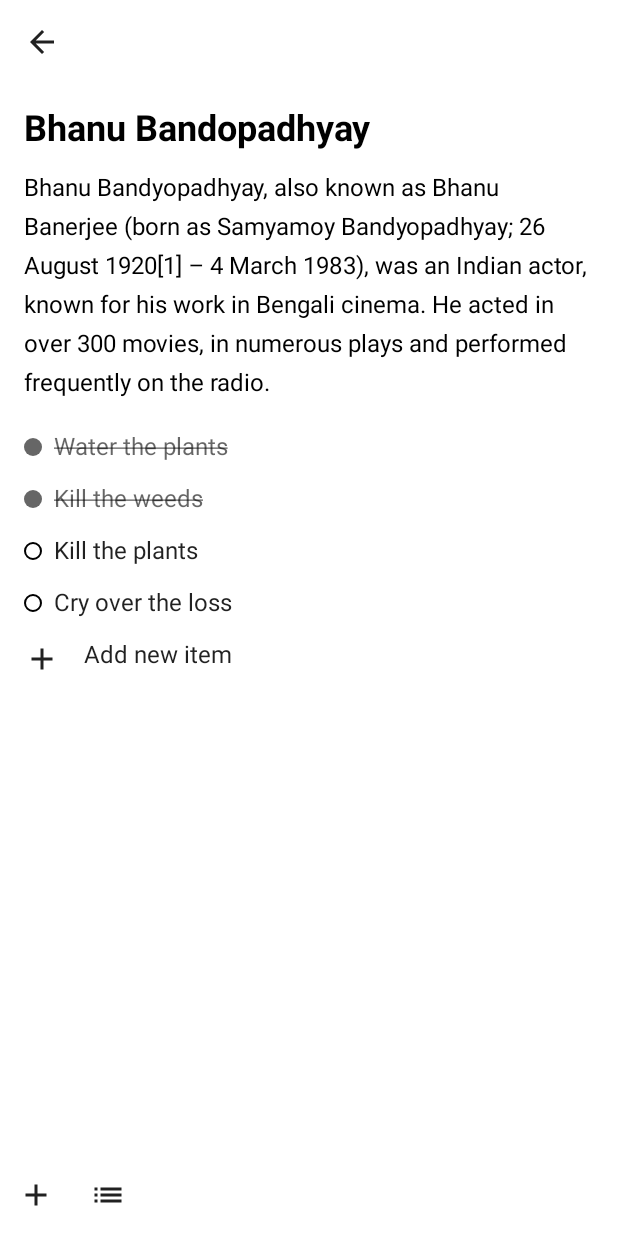
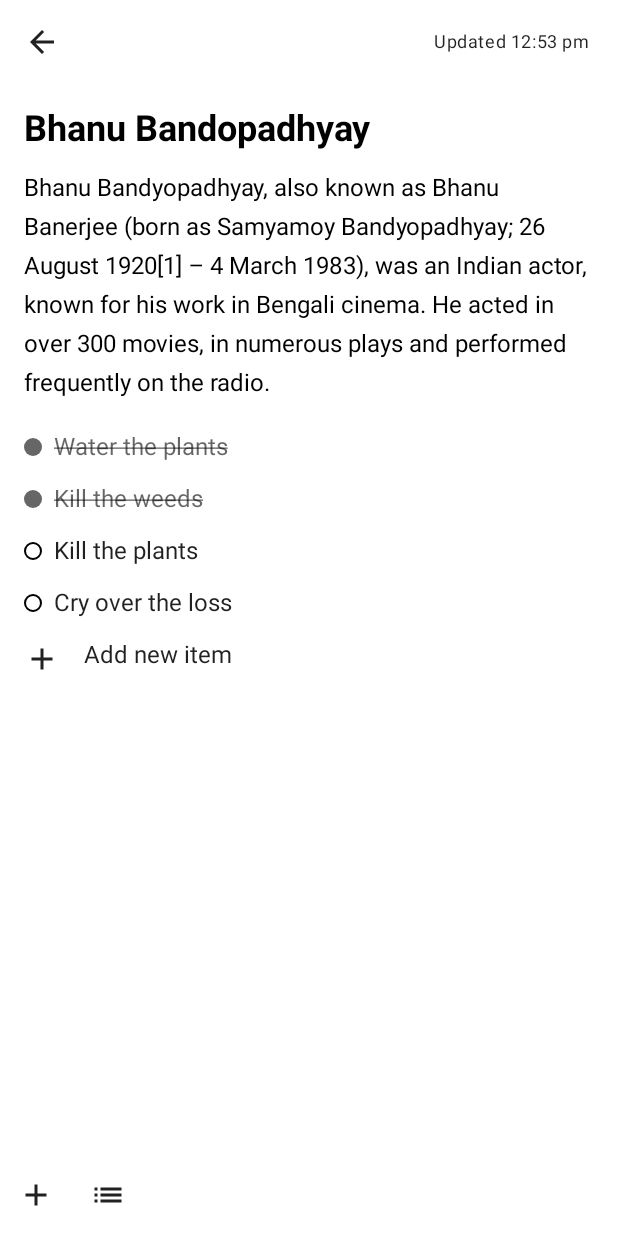
Before and after one commit to tamal8730/NoteIt, an Android app built with Jetpack Compose: the screen it shows after launch (MainActivity), after a tap on "Bhanu Bandopadhyay", on a phone screen of 412 x 824 dp. Run offline under Robolectric (Android 15) with nearby library versions, the phone set to English and light mode, and no system bars; our stand-ins replace accompanist; libraries missing offline, so code that uses them is left out: com.skydoves.landscapist; 4 statements that could not run were skipped.

Commit message:
feat: autosave note while editing

```diff
--- a/app/src/main/java/com/github/tamal8730/noteit/core/navigation/NavGraph.kt
+++ b/app/src/main/java/com/github/tamal8730/noteit/core/navigation/NavGraph.kt
@@ -12,6 +12,7 @@ import com.github.tamal8730.noteit.feature_arrange_notes.util.last_edit_datetime
 import com.github.tamal8730.noteit.feature_arrange_notes.view.notes_grid_screen.NotesGridScreen
 import com.github.tamal8730.noteit.feature_arrange_notes.view_model.NotesGridScreenViewModelFactory
 import com.github.tamal8730.noteit.feature_edit_note.repository.impl.NoteEditRepositoryImpl
+import com.github.tamal8730.noteit.feature_edit_note.util.LastUpdatedDateTimeFormatter
 import com.github.tamal8730.noteit.feature_edit_note.view.note_edit_screen.NoteEditScreen
 import com.github.tamal8730.noteit.feature_edit_note.view_model.NoteEditScreenViewModelFactory
 
@@ -56,7 +57,8 @@ fun SetupNavGraph(navController: NavHostController) {
                 viewModel = viewModel(
                     factory = NoteEditScreenViewModelFactory(
                         noteEditRepository = NoteEditRepositoryImpl(),
-                        noteID = noteID
+                        noteID = noteID,
+                        lastUpdateTimestampFormatter = LastUpdatedDateTimeFormatter()
                     )
                 ),
                 onBack = {
--- /dev/null
+++ b/app/src/main/java/com/github/tamal8730/noteit/feature_edit_note/util/LastUpdatedDateTimeFormatter.kt
@@ -0,0 +1,52 @@
+package com.github.tamal8730.noteit.feature_edit_note.util
+
+import com.github.tamal8730.noteit.core.util.DateTime
+import com.github.tamal8730.noteit.core.util.TimestampFormatter
+
+class LastUpdatedDateTimeFormatter : TimestampFormatter {
+
+
+    companion object {
+        private val months by lazy {
+            listOf(
+                "jan",
+                "feb",
+                "mar",
+                "apr",
+                "may",
+                "jun",
+                "jul",
+                "aug",
+                "sep",
+                "oct",
+                "nov",
+                "dec"
+            )
+        }
+
+        private fun pad(num: Int): String = if (num < 10) "0$num" else num.toString()
+
+        private fun date(dateTime: DateTime): String = "${dateTime.day} ${months[dateTime.month]}"
+
+        private fun time(dateTime: DateTime): String {
+            val hourIn12Hr =
+                if (dateTime.hour == 0) 12 else if (dateTime.hour <= 12) dateTime.hour else dateTime.hour - 12
+            val amOrPm = if (dateTime.hour < 12) "am" else "pm"
+            return "$hourIn12Hr:${pad(dateTime.minute)} $amOrPm"
+        }
+
+        private fun isToday(dateTime: DateTime): Boolean {
+            val now = DateTime.now()
+            return dateTime.year == now.year && dateTime.month == now.month && dateTime.day == now.day
+        }
+
+    }
+
+
+    override fun format(timestamp: String): String {
+        val dateTime = DateTime.parseISO8601Timestamp(timestamp)
+        return if (isToday(dateTime)) time(dateTime) else "${date(dateTime)}, ${time(dateTime)}"
+    }
+
+
+}
--- a/app/src/main/java/com/github/tamal8730/noteit/feature_edit_note/view/note_edit_screen/NoteEditScreen.kt
+++ b/app/src/main/java/com/github/tamal8730/noteit/feature_edit_note/view/note_edit_screen/NoteEditScreen.kt
@@ -12,7 +12,6 @@ import androidx.compose.material.*
 import androidx.compose.material.icons.Icons
 import androidx.compose.material.icons.filled.Add
 import androidx.compose.material.icons.filled.ArrowBack
-import androidx.compose.material.icons.filled.Close
 import androidx.compose.material.icons.filled.List
 import androidx.compose.runtime.Composable
 import androidx.compose.runtime.collectAsState
@@ -20,6 +19,7 @@ import androidx.compose.ui.Alignment
 import androidx.compose.ui.Modifier
 import androidx.compose.ui.layout.ContentScale
 import androidx.compose.ui.text.font.FontWeight
+import androidx.compose.ui.text.style.TextAlign
 import androidx.compose.ui.text.style.TextDecoration
 import androidx.compose.ui.unit.dp
 import androidx.compose.ui.unit.sp
@@ -37,6 +37,7 @@ fun NoteEditScreen(
 
     val taskListAdded = viewModel.tasksAdded.collectAsState().value
     val coverImageAdded = viewModel.coverImageAdded.collectAsState().value
+    val lastUpdatedTime = viewModel.lastUpdatedTimestamp.collectAsState().value
 
     val launcher = rememberLauncherForActivityResult(
         contract = ActivityResultContracts.GetContent(),
@@ -50,7 +51,16 @@ fun NoteEditScreen(
     Scaffold(
         topBar = {
             TopAppBar(
-                title = { Text(text = "") },
+                title = {
+                    Text(
+                        modifier = Modifier
+                            .fillMaxWidth()
+                            .padding(end = 16.dp),
+                        text = lastUpdatedTime,
+                        textAlign = TextAlign.End,
+                        style = MaterialTheme.typography.caption,
+                    )
+                },
                 navigationIcon = {
                     IconButton(onClick = { onBack() }) {
                         Icon(Icons.Filled.ArrowBack, "back")
--- a/app/src/main/java/com/github/tamal8730/noteit/feature_edit_note/view_model/NoteEditScreenViewModel.kt
+++ b/app/src/main/java/com/github/tamal8730/noteit/feature_edit_note/view_model/NoteEditScreenViewModel.kt
@@ -4,8 +4,13 @@ import android.net.Uri
 import androidx.lifecycle.ViewModel
 import androidx.lifecycle.ViewModelProvider
 import androidx.lifecycle.viewModelScope
+import com.github.tamal8730.noteit.core.model.NoteModel
+import com.github.tamal8730.noteit.core.model.TaskListItemModel
+import com.github.tamal8730.noteit.core.util.DateTime
+import com.github.tamal8730.noteit.core.util.TimestampFormatter
 import com.github.tamal8730.noteit.feature_arrange_notes.view.notes_grid_screen.ui_model.TaskUIModel
 import com.github.tamal8730.noteit.feature_edit_note.repository.NoteEditRepository
+import kotlinx.coroutines.delay
 import kotlinx.coroutines.flow.MutableStateFlow
 import kotlinx.coroutines.flow.StateFlow
 import kotlinx.coroutines.flow.asStateFlow
@@ -14,15 +19,17 @@ import kotlinx.coroutines.launch
 class NoteEditScreenViewModelFactory(
     private val noteEditRepository: NoteEditRepository,
     private val noteID: String?,
+    private val lastUpdateTimestampFormatter: TimestampFormatter,
 ) : ViewModelProvider.NewInstanceFactory() {
     override fun <T : ViewModel> create(modelClass: Class<T>): T =
-        NoteEditScreenViewModel(noteEditRepository, noteID) as T
+        NoteEditScreenViewModel(noteEditRepository, noteID, lastUpdateTimestampFormatter) as T
 
 }
 
 class NoteEditScreenViewModel(
     private val noteEditRepository: NoteEditRepository,
     private val noteID: String?,
+    private val lastUpdateTimestampFormatter: TimestampFormatter,
 ) : ViewModel() {
 
     private val _title by lazy { MutableStateFlow<String>("") }
@@ -43,9 +50,13 @@ class NoteEditScreenViewModel(
     private val _tasks by lazy { MutableStateFlow<List<TaskUIModel>>(listOf()) }
     val tasks: StateFlow<List<TaskUIModel>> by lazy { _tasks.asStateFlow() }
 
+    private val _lastUpdatedTimestamp by lazy { MutableStateFlow<String>("") }
+    val lastUpdatedTimestamp: StateFlow<String> = _lastUpdatedTimestamp.asStateFlow()
+
 
     init {
         loadNote()
+        saveNote()
     }
 
 
@@ -105,6 +116,49 @@ class NoteEditScreenViewModel(
     }
     //-----------------------------------
 
+    private fun isNoteEmpty(): Boolean {
+        return _title.value.isBlank()
+                && _body.value.isBlank()
+                && !(coverImageAdded.value)
+                && coverImageUri.value == null
+                && !(tasksAdded.value)
+                && tasks.value.isEmpty()
+    }
+
+    private fun saveNote() = viewModelScope.launch {
+
+        delay(2000)
+
+        while (true) {
+
+            if (!isNoteEmpty()) {
+
+                _lastUpdatedTimestamp.value = "saving..."
+                val updatedTime = DateTime.now().toISO8601Timestamp()
+
+                val note = NoteModel(
+                    id = noteID ?: "",
+                    title = _title.value,
+                    body = _body.value,
+                    coverImage = _coverImageUri.value?.toString(),
+                    lastModifiedAt = updatedTime,
+                    tasks = if (_tasks.value.isEmpty()) null
+                    else _tasks.value.map {
+                        TaskListItemModel(it.task, it.complete)
+                    },
+                    color = null,
+                )
+
+                noteEditRepository.saveNote(note)
+                _lastUpdatedTimestamp.value = "Updated " +
+                        lastUpdateTimestampFormatter.format(updatedTime)
+            }
+
+            delay(5000)
+
+        }
+
+    }
 
     private fun loadNote() = viewModelScope.launch {
 
@@ -119,6 +173,8 @@ class NoteEditScreenViewModel(
         _tasks.value = note.tasks?.map {
             TaskUIModel(it.task, it.complete)
         } ?: listOf()
+        _lastUpdatedTimestamp.value = "Updated " +
+                lastUpdateTimestampFormatter.format(note.lastModifiedAt)
     }
 
 }
```
Also changed, not shown: app/src/main/java/com/github/tamal8730/noteit/core/data/db/FakeDB.kt (+6 -2 lines).
